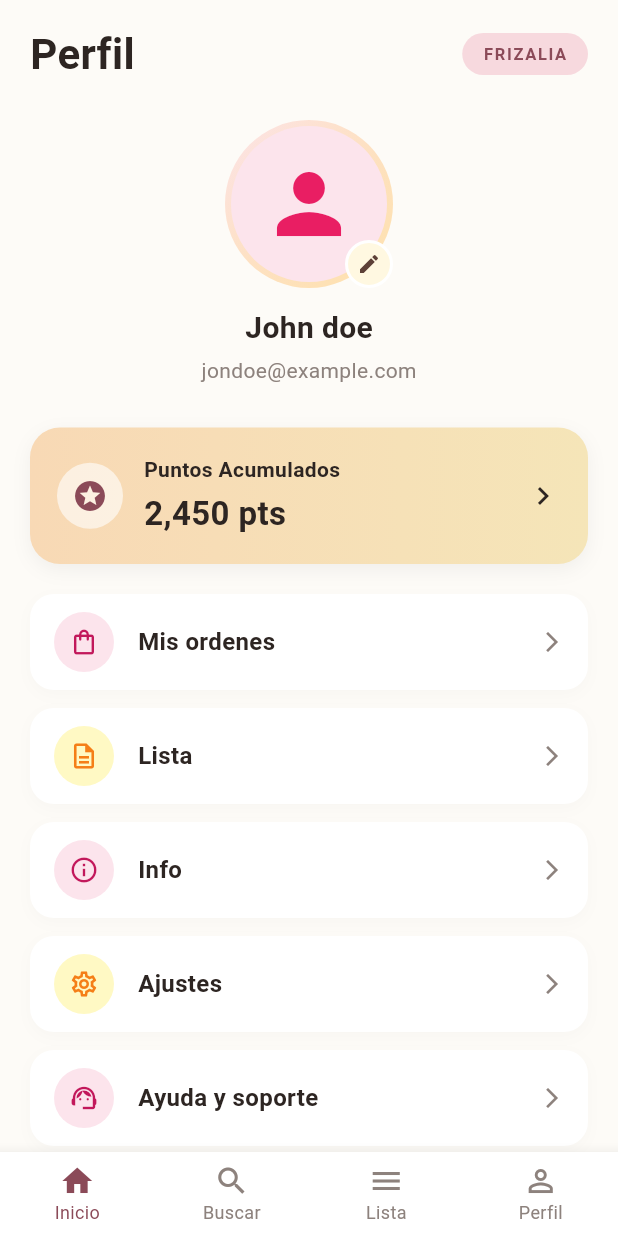
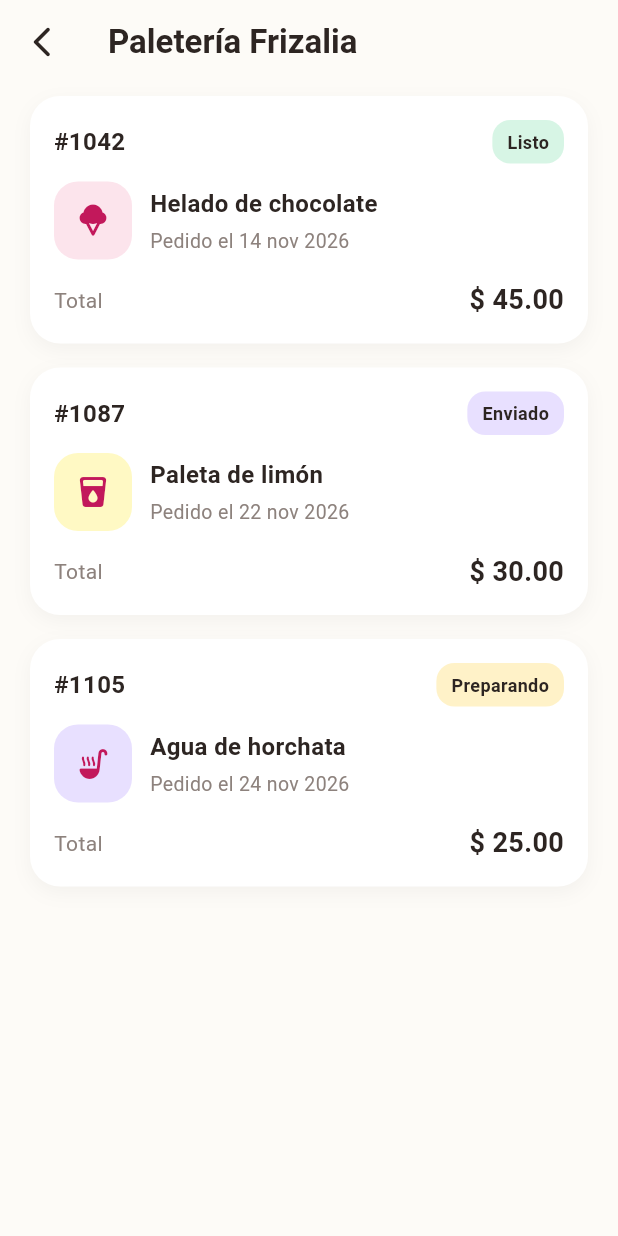
Before and after one commit to Niko850/Frizalia-LITIID42, a Flutter app: the screen it shows after launch, after a tap on "Mis ordenes", on a phone screen of 412 x 824 dp. Run offline on Flutter 3.47's test engine with Material 3 defaults, Android fonts, the phone set to English and light mode, and no system bars.

Commit message:
Feat: Pantalla de Mis Ordenes en Perfil

```diff
--- /dev/null
+++ b/lib/Screens/mis_ordenes_screen.dart
@@ -0,0 +1,186 @@
+import 'package:flutter/material.dart';
+
+class MisOrdenesScreen extends StatelessWidget {
+  const MisOrdenesScreen({super.key});
+
+  @override
+  Widget build(BuildContext context) {
+    final productos = [
+      {
+        'numero': '#1042',
+        'titulo': 'Helado de chocolate',
+        'fecha': '14 nov 2026',
+        'estado': 'Listo',
+        'precio': '\$ 45.00',
+        'color': const Color(0xFFFCE4EC),
+        'icon': Icons.icecream_rounded,
+      },
+      {
+        'numero': '#1087',
+        'titulo': 'Paleta de limón',
+        'fecha': '22 nov 2026',
+        'estado': 'Enviado',
+        'precio': '\$ 30.00',
+        'color': const Color(0xFFFFF9C4),
+        'icon': Icons.local_drink_rounded,
+      },
+      {
+        'numero': '#1105',
+        'titulo': 'Agua de horchata',
+        'fecha': '24 nov 2026',
+        'estado': 'Preparando',
+        'precio': '\$ 25.00',
+        'color': const Color(0xFFE8E0FF),
+        'icon': Icons.soup_kitchen_rounded,
+      },
+    ];
+
+    return Scaffold(
+      backgroundColor: const Color(0xFFFDFBF7),
+      appBar: AppBar(
+        backgroundColor: Colors.transparent,
+        elevation: 0,
+        leading: IconButton(
+          onPressed: () => Navigator.pop(context),
+          icon: const Icon(Icons.arrow_back_ios_new_rounded, color: Color(0xFF2D2522)),
+        ),
+        title: const Text(
+          'Paletería Frizalia',
+          style: TextStyle(
+            color: Color(0xFF2D2522),
+            fontWeight: FontWeight.bold,
+            fontSize: 22,
+          ),
+        ),
+        centerTitle: false,
+      ),
+      body: SafeArea(
+        child: Padding(
+          padding: const EdgeInsets.fromLTRB(20, 8, 20, 20),
+          child: ListView.separated(
+            itemCount: productos.length,
+            separatorBuilder: (_, _) => const SizedBox(height: 16),
+            itemBuilder: (context, index) {
+              final producto = productos[index];
+              final statusColor = producto['estado'] == 'Listo'
+                  ? const Color(0xFFD7F5E5)
+                  : producto['estado'] == 'Enviado'
+                      ? const Color(0xFFE8E0FF)
+                      : const Color(0xFFFFF2C8);
+
+              return Container(
+                padding: const EdgeInsets.all(16),
+                decoration: BoxDecoration(
+                  color: Colors.white,
+                  borderRadius: BorderRadius.circular(20),
+                  boxShadow: [
+                    BoxShadow(
+                      color: Colors.black.withValues(alpha: 0.04),
+                      blurRadius: 10,
+                      offset: const Offset(0, 4),
+                    ),
+                  ],
+                ),
+                child: Column(
+                  crossAxisAlignment: CrossAxisAlignment.start,
+                  children: [
+                    Row(
+                      mainAxisAlignment: MainAxisAlignment.spaceBetween,
+                      children: [
+                        Text(
+                          producto['numero'] as String,
+                          style: const TextStyle(
+                            fontWeight: FontWeight.bold,
+                            color: Color(0xFF2D2522),
+                            fontSize: 16,
+                          ),
+                        ),
+                        Container(
+                          padding: const EdgeInsets.symmetric(horizontal: 10, vertical: 6),
+                          decoration: BoxDecoration(
+                            color: statusColor,
+                            borderRadius: BorderRadius.circular(12),
+                          ),
+                          child: Text(
+                            producto['estado'] as String,
+                            style: const TextStyle(
+                              fontSize: 12,
+                              fontWeight: FontWeight.w700,
+                              color: Color(0xFF2D2522),
+                            ),
+                          ),
+                        ),
+                      ],
+                    ),
+                    const SizedBox(height: 12),
+                    Row(
+                      children: [
+                        Container(
+                          width: 52,
+                          height: 52,
+                          decoration: BoxDecoration(
+                            color: producto['color'] as Color,
+                            borderRadius: BorderRadius.circular(16),
+                          ),
+                          child: Icon(
+                            producto['icon'] as IconData,
+                            color: const Color(0xFFC2185B),
+                          ),
+                        ),
+                        const SizedBox(width: 12),
+                        Expanded(
+                          child: Column(
+                            crossAxisAlignment: CrossAxisAlignment.start,
+                            children: [
+                              Text(
+                                producto['titulo'] as String,
+                                style: const TextStyle(
+                                  fontSize: 16,
+                                  fontWeight: FontWeight.bold,
+                                  color: Color(0xFF2D2522),
+                                ),
+                              ),
+                              const SizedBox(height: 4),
+                              Text(
+                                'Pedido el ${producto['fecha']}',
+                                style: const TextStyle(
+                                  fontSize: 13,
+                                  color: Color(0xFF8D827D),
+                                ),
+                              ),
+                            ],
+                          ),
+                        ),
+                      ],
+                    ),
+                    const SizedBox(height: 14),
+                    Row(
+                      mainAxisAlignment: MainAxisAlignment.spaceBetween,
+                      children: [
+                        const Text(
+                          'Total',
+                          style: TextStyle(
+                            fontSize: 14,
+                            color: Color(0xFF8D827D),
+                          ),
+                        ),
+                        Text(
+                          producto['precio'] as String,
+                          style: const TextStyle(
+                            fontSize: 18,
+                            fontWeight: FontWeight.bold,
+                            color: Color(0xFF2D2522),
+                          ),
+                        ),
+                      ],
+                    ),
+                  ],
+                ),
+              );
+            },
+          ),
+        ),
+      ),
+    );
+  }
+}
--- a/lib/Screens/perfil_screen.dart
+++ b/lib/Screens/perfil_screen.dart
@@ -1,4 +1,6 @@
 import 'package:flutter/material.dart';
+
+import 'mis_ordenes_screen.dart';
 
 class ProfileScreen extends StatefulWidget {
   const ProfileScreen({super.key});
@@ -164,7 +166,7 @@ class _ProfileScreenState extends State<ProfileScreen> {
                           ),
                           SizedBox(height: 4),
                           Text(
-                            '2,450 pts',
+                            '450 pts',
                             style: TextStyle(
                               fontSize: 22,
                               fontWeight: FontWeight.bold,
@@ -189,7 +191,14 @@ class _ProfileScreenState extends State<ProfileScreen> {
                 iconBgColor: const Color(0xFFFCE4EC),
                 iconColor: const Color(0xFFC2185B),
                 title: 'Mis ordenes',
-                onTap: () {},
+                onTap: () {
+                  Navigator.push(
+                    context,
+                    MaterialPageRoute(
+                      builder: (context) => const MisOrdenesScreen(),
+                    ),
+                  );
+                },
               ),
               const SizedBox(height: 12),
               _buildMenuCard(
```
Also changed, not shown: lib/Screens/lista_screen.dart (added).
